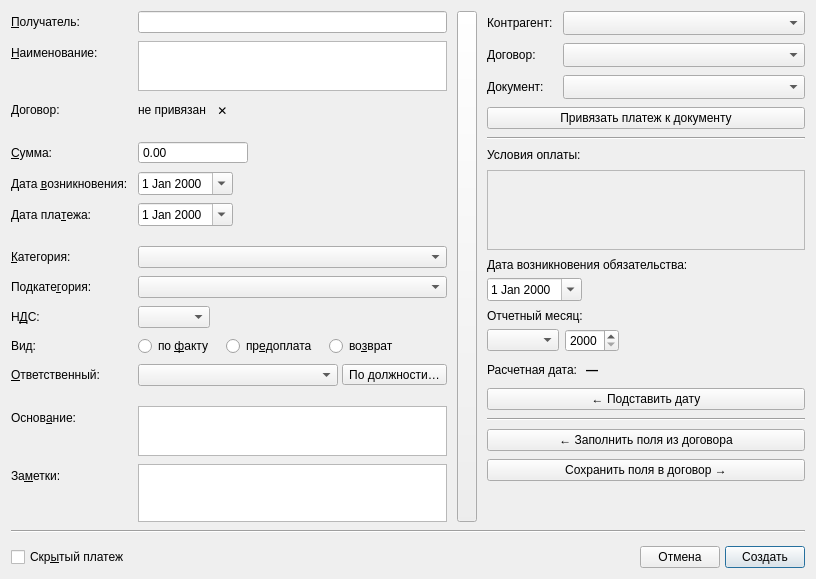
First picture: the form in designer/ui/eventdialog.ui, repository Aleee/FinanceCalender, before the edit.
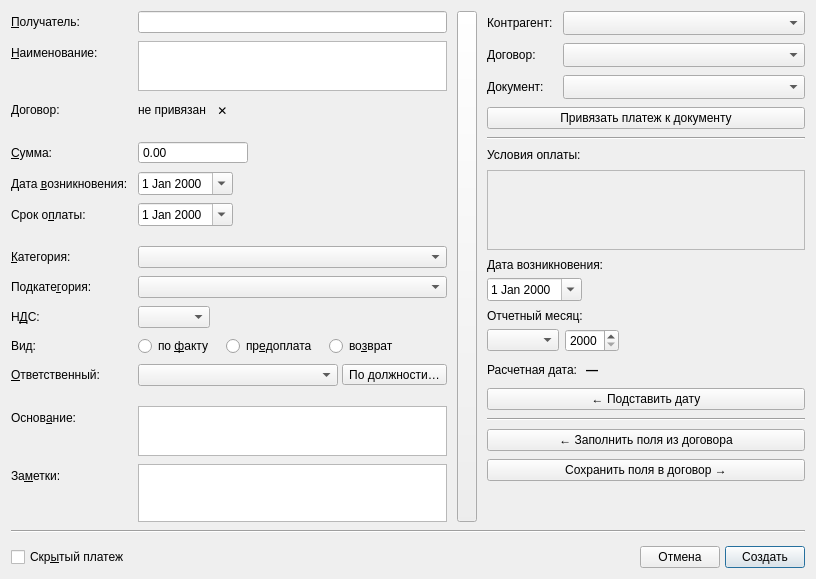
Second picture: the form after the edit. Icons and pictures are not drawn. Custom widgets are drawn as their Qt base class.

What changed in the file:
```diff
--- a/designer/ui/eventdialog.ui
+++ b/designer/ui/eventdialog.ui
@@ -191,7 +191,7 @@
      <item row="6" column="0">
       <widget class="QLabel" name="label_4">
        <property name="text">
-        <string>Дата пла&amp;тежа:</string>
+        <string>Срок о&amp;платы:</string>
        </property>
        <property name="buddy">
         <cstring>de_duedate</cstring>
@@ -622,7 +622,7 @@
             <item row="0" column="0">
              <widget class="QLabel" name="label_19">
               <property name="text">
-               <string>Дата возникновения обязательства:</string>
+               <string>Дата возникновения:</string>
               </property>
              </widget>
             </item>
```
Left out of the diff: 4 changed lines with no effect on the pictures.
